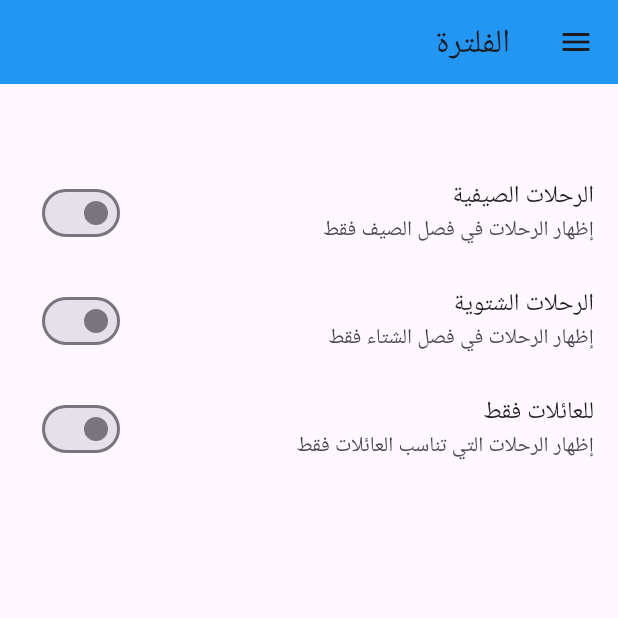
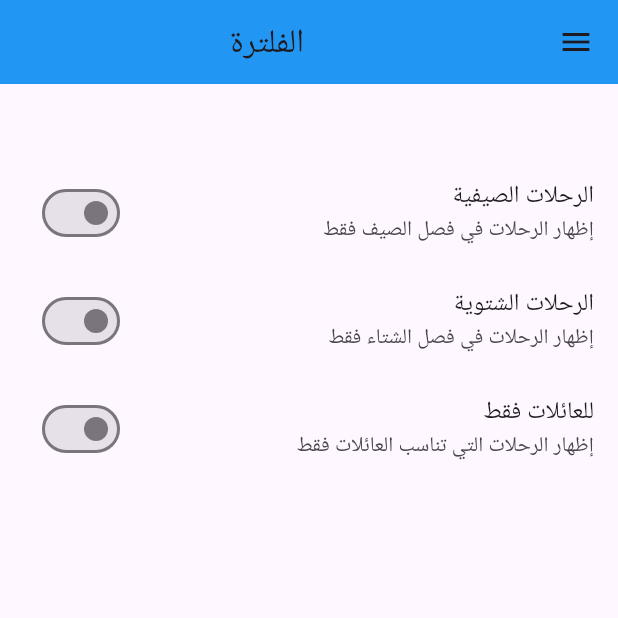
Before and after one commit to ibn-alsnbany/traveling_app, a Flutter app: the FiltersScreen screen opened by its route, on a phone screen of 412 x 824 dp, the top half of it. Run offline on Flutter 3.47's test engine with Material 3 defaults, Android fonts, the phone set to English and light mode, and no system bars; network calls fail.

Commit message:
center for title for filter_screen

```diff
--- a/lib/screens/filters_screen.dart
+++ b/lib/screens/filters_screen.dart
@@ -34,12 +34,12 @@ class _FiltersScreenState extends State<FiltersScreen> {
     return Scaffold(
       appBar: AppBar(
         backgroundColor: Colors.blue,
-        title: const Text('الفلترة'),
+        title: Center(child: Text('الفلترة')),
       ),
-      drawer: const AppDrawer(),
+      drawer: AppDrawer(),
       body: Column(
         children: [
-          const SizedBox(height: 50),
+          SizedBox(height: 50),
           Expanded(
             child: ListView(
               children: [
```
